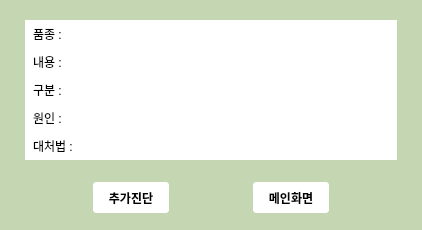
The window that UI/DialogResult.ui (song030/CropFairy) describes before a commit, drawn with Qt 5.
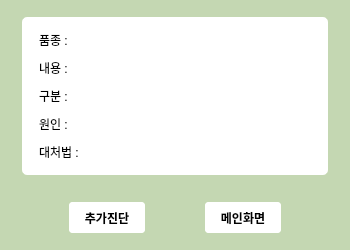
The same window after the commit.

Commit message: 09/01 UI 수정

```diff
--- a/UI/DialogResult.ui
+++ b/UI/DialogResult.ui
@@ -9,8 +9,8 @@
    <rect>
     <x>0</x>
     <y>0</y>
-    <width>422</width>
-    <height>230</height>
+    <width>350</width>
+    <height>250</height>
    </rect>
   </property>
   <property name="minimumSize">
@@ -22,11 +22,20 @@
   <property name="windowTitle">
    <string>진단결과</string>
   </property>
+  <property name="autoFillBackground">
+   <bool>false</bool>
+  </property>
   <property name="styleSheet">
    <string notr="true">QWidget{
 background-color:rgb(196, 215, 178);
 }
 
+QFrame{
+background-color:white;
+border:2px solid rgb(196, 215, 178);
+border-radius:7px;
+}
+
 QPushButton{
 background-color:white;
 border:2px solid rgb(196, 215, 178);
@@ -40,17 +49,12 @@
 border-radius:5px;
 padding:5px;
 min-height:25px;
-}
-
-QLabel{
-background-color:white;
-padding:5px;
 }</string>
   </property>
   <property name="modal">
    <bool>true</bool>
   </property>
-  <layout class="QVBoxLayout" name="verticalLayout" stretch="1,0,0">
+  <layout class="QVBoxLayout" name="verticalLayout" stretch="0,0,0">
    <property name="spacing">
     <number>10</number>
    </property>
@@ -67,18 +71,26 @@
     <number>15</number>
    </property>
    <item>
+    <widget class="QFrame" name="frame">
+     <property name="autoFillBackground">
+      <bool>false</bool>
+     </property>
+     <property name="styleSheet">
+      <string notr="true">QLabel{
+border:0px solid;
+border-radius:0px;
+padding:5px;
+}</string>
+     </property>
+     <property name="frameShape">
+      <enum>QFrame::NoFrame</enum>
+     </property>
+     <property name="frameShadow">
+      <enum>QFrame::Plain</enum>
+     </property>
     <layout class="QGridLayout" name="gridLayout" columnstretch="0,1">
      <property name="leftMargin">
-      <number>5</number>
-     </property>
-     <property name="topMargin">
-      <number>5</number>
-     </property>
-     <property name="rightMargin">
-      <number>5</number>
-     </property>
-     <property name="bottomMargin">
-      <number>5</number>
+       <number>9</number>
      </property>
      <property name="spacing">
       <number>0</number>
@@ -86,14 +98,7 @@
      <item row="0" column="0">
       <widget class="QLabel" name="lbl_spedies_title">
        <property name="text">
-        <string>품종 : </string>
-       </property>
-      </widget>
-     </item>
-     <item row="1" column="1">
-      <widget class="QLabel" name="lbl_name_txt">
-       <property name="text">
-        <string/>
+         <string>품종 :  </string>
        </property>
       </widget>
      </item>
@@ -107,11 +112,18 @@
      <item row="1" column="0">
       <widget class="QLabel" name="lbl_name_title">
        <property name="text">
-        <string>내용 : </string>
+         <string>내용 :    </string>
        </property>
       </widget>
      </item>
-     <item row="3" column="0" colspan="2">
+      <item row="1" column="1">
+       <widget class="QLabel" name="lbl_name_txt">
+        <property name="text">
+         <string/>
+        </property>
+       </widget>
+      </item>
+      <item row="2" column="0" colspan="2">
       <widget class="QWidget" name="widget_detail" native="true">
        <layout class="QGridLayout" name="gridLayout_3" columnstretch="0,1">
         <property name="leftMargin">
@@ -129,35 +141,21 @@
         <property name="spacing">
          <number>0</number>
         </property>
-        <item row="1" column="1">
-         <widget class="QLabel" name="lbl_info_1_txt">
-          <property name="text">
-           <string/>
-          </property>
-         </widget>
-        </item>
-        <item row="1" column="0">
+         <item row="2" column="0">
          <widget class="QLabel" name="lbl_info_1_title">
           <property name="text">
            <string>원인 : </string>
           </property>
          </widget>
         </item>
-        <item row="0" column="0">
-         <widget class="QLabel" name="lbl_ctg_title">
-          <property name="text">
-           <string>구분 : </string>
-          </property>
-         </widget>
-        </item>
-        <item row="0" column="1">
-         <widget class="QLabel" name="lbl_ctg_txt">
+         <item row="3" column="1">
+          <widget class="QLabel" name="lbl_info_2_txt">
           <property name="text">
            <string/>
           </property>
          </widget>
         </item>
-        <item row="2" column="0">
+         <item row="3" column="0">
          <widget class="QLabel" name="lbl_info_2_title">
           <property name="text">
            <string>대처법 : </string>
@@ -165,16 +163,31 @@
          </widget>
         </item>
         <item row="2" column="1">
-         <widget class="QLabel" name="lbl_info_2_txt">
+          <widget class="QLabel" name="lbl_info_1_txt">
           <property name="text">
            <string/>
           </property>
          </widget>
         </item>
+         <item row="1" column="1">
+          <widget class="QLabel" name="lbl_ctg_txt">
+           <property name="text">
+            <string/>
+           </property>
+          </widget>
+         </item>
+         <item row="1" column="0">
+          <widget class="QLabel" name="lbl_ctg_title">
+           <property name="text">
+            <string>구분 : </string>
+           </property>
+          </widget>
+         </item>
        </layout>
       </widget>
      </item>
     </layout>
+    </widget>
    </item>
    <item>
     <spacer name="verticalSpacer">
```
Lines whose indentation alone changed are shown as unchanged. The commit also changes 4 other files.
